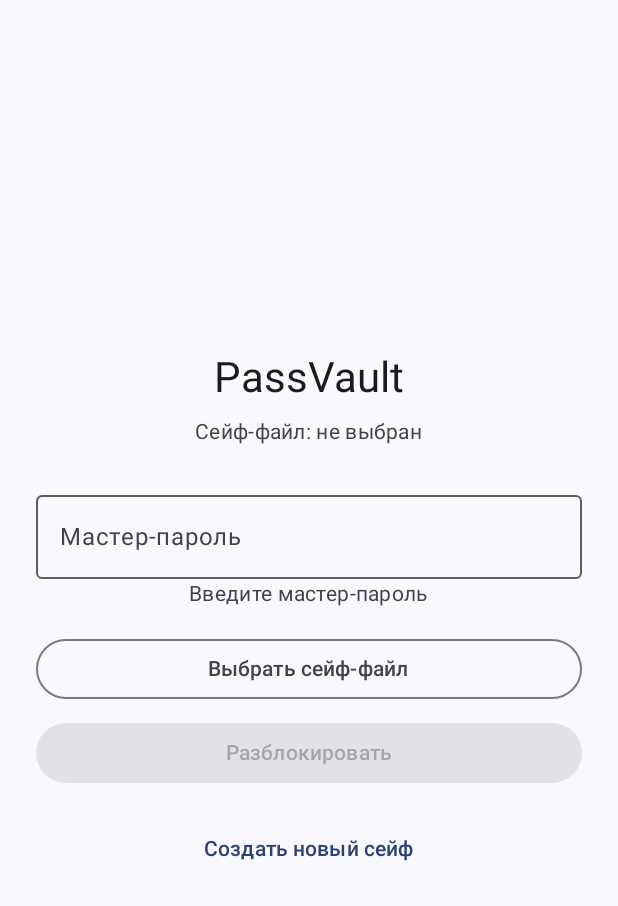
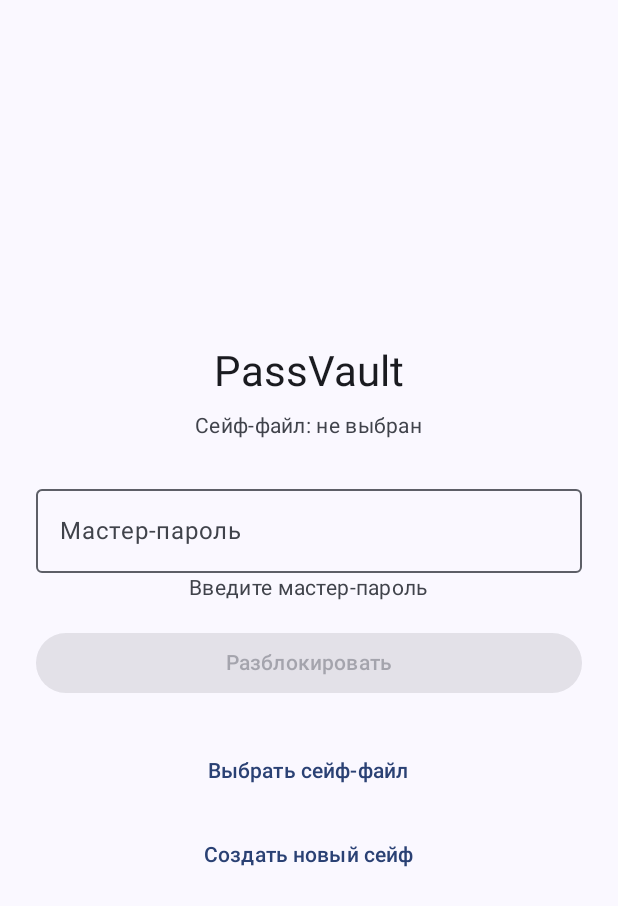
Before and after one commit to njuman-alex/PassVault, an Android app built with Jetpack Compose: the screen it shows after launch (MainActivity), after a tap on "У меня уже есть сейф", on a phone screen of 412 x 824 dp. Shown: the top 906 px of the screen. Run offline under Robolectric (Android 15) with nearby library versions, the phone set to English and light mode, and no system bars.

Commit message:
fix(app): allow picking a different vault when one is already connected (desktop UX parity)

```diff
--- a/app/src/main/java/com/c0dex/passvault/ui/lock/LockScreen.kt
+++ b/app/src/main/java/com/c0dex/passvault/ui/lock/LockScreen.kt
@@ -134,23 +134,35 @@ fun LockScreenContent(
                     enabled = !state.busy && state.master.isNotEmpty() && state.confirm.isNotEmpty(),
                     modifier = Modifier.fillMaxWidth()
                 ) { Text(if (state.busy) "Создаём сейф…" else "Создать сейф") }
+//            } else {
+//                if (!state.hasVaultFile) {
+//                    OutlinedButton(
+//                        onClick = onPickFile,
+//                        enabled = !state.busy,
+//                        modifier = Modifier.fillMaxWidth()
+//                    ) { Text("Выбрать сейф-файл") }
+//                    Spacer(Modifier.height(8.dp))
+//                }
+//                Button(
+//                    onClick = onUnlock,
+//                    enabled = !state.busy && state.master.isNotEmpty() && state.hasVaultFile,
+//                    modifier = Modifier.fillMaxWidth()
+//                ) { Text(if (state.busy) "Проверяем пароль…" else "Разблокировать") }
+//            }
             } else {
-                if (!state.hasVaultFile) {
-                    OutlinedButton(
-                        onClick = onPickFile,
-                        enabled = !state.busy,
-                        modifier = Modifier.fillMaxWidth()
-                    ) { Text("Выбрать сейф-файл") }
-                    Spacer(Modifier.height(8.dp))
-                }
                 Button(
                     onClick = onUnlock,
                     enabled = !state.busy && state.master.isNotEmpty() && state.hasVaultFile,
                     modifier = Modifier.fillMaxWidth()
                 ) { Text(if (state.busy) "Проверяем пароль…" else "Разблокировать") }
+                Spacer(Modifier.height(24.dp))
+                TextButton(
+                    onClick = onPickFile,
+                    enabled = !state.busy,
+                    modifier = Modifier.fillMaxWidth()
+                ) { Text(if (state.hasVaultFile) "Выбрать другой сейф-файл" else "Выбрать сейф-файл") }
             }
-
-            Spacer(Modifier.height(16.dp))
+            Spacer(Modifier.height(8.dp))
             TextButton(onClick = onToggleMode, enabled = !state.busy) {
                 Text(if (state.creating) "У меня уже есть сейф" else "Создать новый сейф")
             }
```
